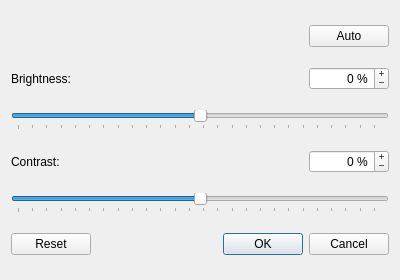
Above: brightnesscontrastdialog.ui from yazzy-yazzy/Serius before the change. Below: the same form after it.
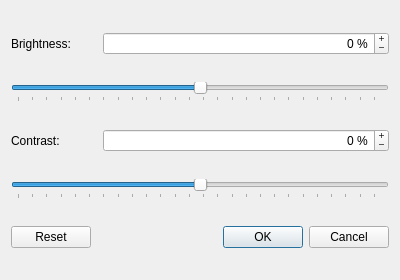
That is the form after the change.

```diff
--- a/brightnesscontrastdialog.ui
+++ b/brightnesscontrastdialog.ui
@@ -14,48 +14,14 @@
    <string>Brightness/Contrast</string>
   </property>
   <layout class="QGridLayout" name="gridLayout">
-   <item row="7" column="0" colspan="3">
-    <widget class="QSlider" name="contrastSlider">
-     <property name="minimum">
-      <number>-255</number>
+   <item row="2" column="0">
+    <widget class="QLabel" name="label">
+     <property name="text">
+      <string>Brightness:</string>
      </property>
-     <property name="maximum">
-      <number>255</number>
-     </property>
-     <property name="orientation">
-      <enum>Qt::Horizontal</enum>
-     </property>
-     <property name="tickPosition">
-      <enum>QSlider::TicksBelow</enum>
-     </property>
-     <property name="tickInterval">
-      <number>20</number>
-     </property>
     </widget>
    </item>
-   <item row="6" column="2">
-    <widget class="QSpinBox" name="contrastSpinBox">
-     <property name="alignment">
-      <set>Qt::AlignRight|Qt::AlignTrailing|Qt::AlignVCenter</set>
-     </property>
-     <property name="buttonSymbols">
-      <enum>QAbstractSpinBox::PlusMinus</enum>
-     </property>
-     <property name="suffix">
-      <string> %</string>
-     </property>
-     <property name="minimum">
-      <number>-255</number>
-     </property>
-     <property name="maximum">
-      <number>255</number>
-     </property>
-     <property name="value">
-      <number>0</number>
-     </property>
-    </widget>
-   </item>
-   <item row="3" column="2">
+   <item row="2" column="2">
     <widget class="QSpinBox" name="brightnessSpinBox">
      <property name="alignment">
       <set>Qt::AlignRight|Qt::AlignTrailing|Qt::AlignVCenter</set>
@@ -80,14 +46,55 @@
      </property>
     </widget>
    </item>
-   <item row="6" column="0">
+   <item row="5" column="2">
+    <widget class="QSpinBox" name="contrastSpinBox">
+     <property name="alignment">
+      <set>Qt::AlignRight|Qt::AlignTrailing|Qt::AlignVCenter</set>
+     </property>
+     <property name="buttonSymbols">
+      <enum>QAbstractSpinBox::PlusMinus</enum>
+     </property>
+     <property name="suffix">
+      <string> %</string>
+     </property>
+     <property name="minimum">
+      <number>-255</number>
+     </property>
+     <property name="maximum">
+      <number>255</number>
+     </property>
+     <property name="value">
+      <number>0</number>
+     </property>
+    </widget>
+   </item>
+   <item row="5" column="0">
     <widget class="QLabel" name="label_2">
      <property name="text">
       <string>Contrast:</string>
      </property>
     </widget>
    </item>
-   <item row="5" column="0" colspan="3">
+   <item row="6" column="0" colspan="3">
+    <widget class="QSlider" name="contrastSlider">
+     <property name="minimum">
+      <number>-255</number>
+     </property>
+     <property name="maximum">
+      <number>255</number>
+     </property>
+     <property name="orientation">
+      <enum>Qt::Horizontal</enum>
+     </property>
+     <property name="tickPosition">
+      <enum>QSlider::TicksBelow</enum>
+     </property>
+     <property name="tickInterval">
+      <number>20</number>
+     </property>
+    </widget>
+   </item>
+   <item row="4" column="0" colspan="3">
     <widget class="QSlider" name="brightnessSlider">
      <property name="minimum">
       <number>-255</number>
@@ -112,8 +119,8 @@
      </property>
     </widget>
    </item>
-   <item row="0" column="2">
-    <widget class="QPushButton" name="autoutton">
+   <item row="8" column="0">
+    <widget class="QPushButton" name="resetButton">
      <property name="maximumSize">
       <size>
        <width>80</width>
@@ -121,18 +128,11 @@
       </size>
      </property>
      <property name="text">
-      <string>Auto</string>
+      <string>Reset</string>
      </property>
     </widget>
    </item>
-   <item row="3" column="0">
-    <widget class="QLabel" name="label">
-     <property name="text">
-      <string>Brightness:</string>
-     </property>
-    </widget>
-   </item>
-   <item row="9" column="1" colspan="2">
+   <item row="8" column="2">
     <widget class="QDialogButtonBox" name="buttonBox">
      <property name="orientation">
       <enum>Qt::Horizontal</enum>
@@ -142,19 +142,6 @@
      </property>
     </widget>
    </item>
-   <item row="9" column="0">
-    <widget class="QPushButton" name="resetButton">
-     <property name="maximumSize">
-      <size>
-       <width>80</width>
-       <height>16777215</height>
-      </size>
-     </property>
-     <property name="text">
-      <string>Reset</string>
-     </property>
-    </widget>
-   </item>
   </layout>
  </widget>
  <tabstops>
```
Left out of the diff: 6 changed lines with no effect on the pictures.
